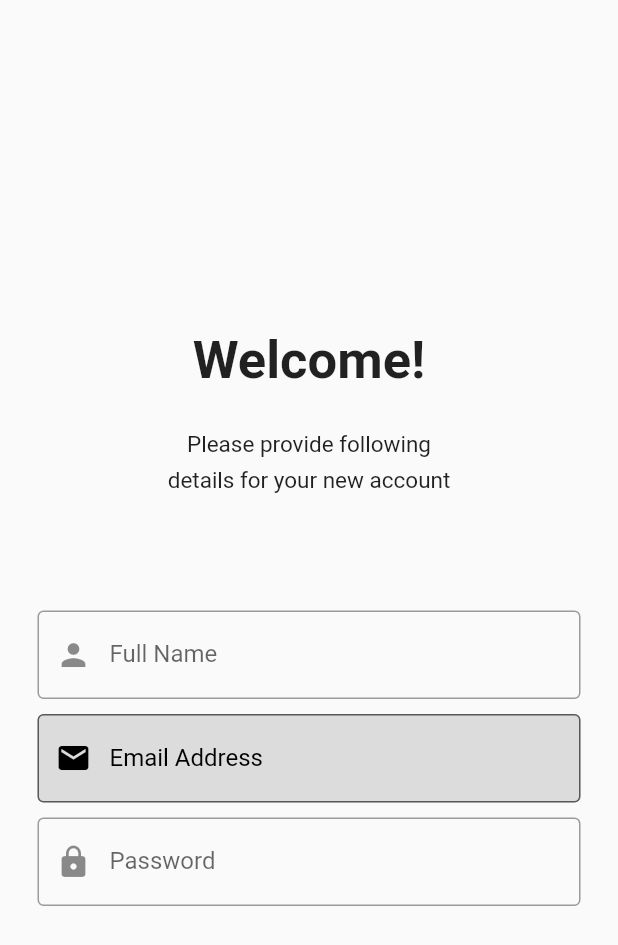
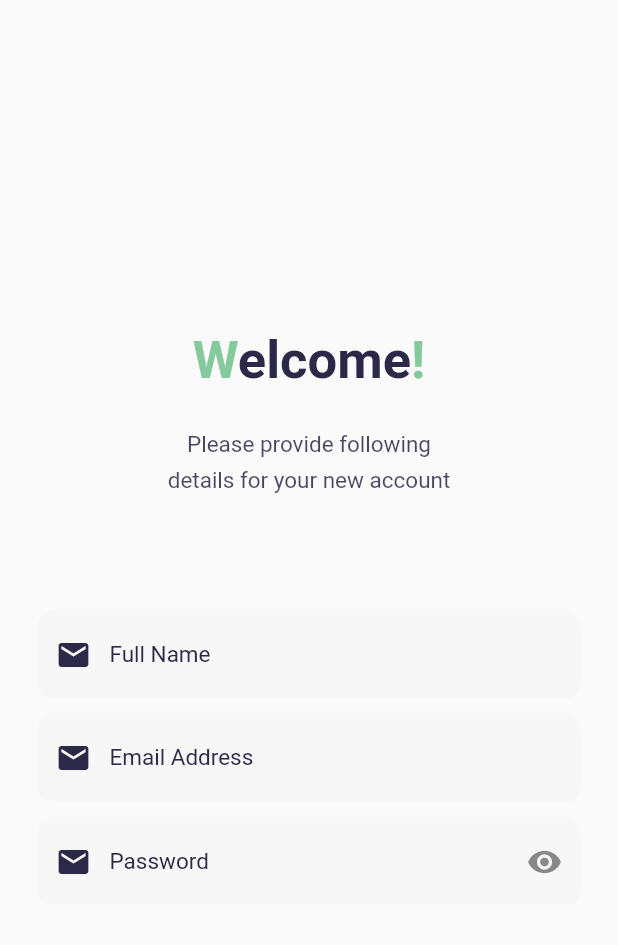
Before and after one commit to datarivers-mobile-team/accounting-app-mobile, a Flutter app: the screen it shows after launch, on a phone screen of 412 x 824 dp. Shown: the top 945 px of the screen. Run offline on Flutter 3.47's test engine with Material 2 defaults, Android fonts, the phone set to English and light mode, and no system bars.

Commit message:
[UPDATE + FIX] colors class updated + improving register page.

```diff
--- a/lib/consts.dart
+++ b/lib/consts.dart
@@ -1,6 +1,13 @@
 import 'package:flutter/material.dart';
 
-class ConstValue {
+class CustomColors {
   static const kPurple = Color(0xff9067A9);
-  static const kYellowWhite = Color(0xffFFF0D1);
+  static const kWhiteYellow = Color(0xffFFF0D1);
+  static const kLightYellow = Color(0xFFFFDCA6);
+  static const kLightGrey = Color(0xFFF7F7F7);
+  static const kGrey = Color(0xFFF8F8F8);
+  static const kDarkBlue = Color(0xFF2C2948);
+  static const kLightDarkBlue = Color(0xCC1C1939);
+
+  static const kGreen = Color(0xFF85CA9D);
 }
--- a/lib/lib/presentation/pages/auth/register.dart
+++ b/lib/lib/presentation/pages/auth/register.dart
@@ -1,8 +1,18 @@
+import 'package:accounting_app_mobile/consts.dart';
+import 'package:accounting_app_mobile/lib/presentation/widgets/input.dart';
 import 'package:flutter/material.dart';
 
-class Register extends StatelessWidget {
+class Register extends StatefulWidget {
   const Register({Key? key}) : super(key: key);
 
+  @override
+  State<Register> createState() => _RegisterState();
+}
+
+class _RegisterState extends State<Register> {
+  String fullname = '';
+  String email = '';
+  String password = '';
   @override
   Widget build(BuildContext context) {
     return Scaffold(
@@ -11,49 +21,63 @@ class Register extends StatelessWidget {
           padding: const EdgeInsets.symmetric(horizontal: 25),
           child: Column(
             mainAxisAlignment: MainAxisAlignment.center,
-            children: const <Widget>[
-              Text(
-                'Welcome!',
-                style: TextStyle(fontSize: 35, fontWeight: FontWeight.w700),
-              ),
-              SizedBox(height: 21),
-              Text(
+            children: <Widget>[
+              const Text.rich(TextSpan(
+                  style: TextStyle(fontSize: 35, fontWeight: FontWeight.w700),
+                  children: [
+                    TextSpan(
+                        text: 'W',
+                        style: TextStyle(color: CustomColors.kGreen)),
+                    TextSpan(
+                      text: 'elcome',
+                      style: TextStyle(color: CustomColors.kDarkBlue),
+                    ),
+                    TextSpan(
+                      text: '!',
+                      style: TextStyle(color: CustomColors.kGreen),
+                    ),
+                  ])),
+              const SizedBox(height: 21),
+              const Text(
                 'Please provide following\ndetails for your new account',
                 style: TextStyle(
                   height: 1.6,
                   fontSize: 15,
                   fontWeight: FontWeight.w400,
+                  color: CustomColors.kLightDarkBlue,
                 ),
                 textAlign: TextAlign.center,
               ),
-              SizedBox(height: 77),
-              TextField(
-                decoration: InputDecoration(
-                    border: OutlineInputBorder(),
-                    labelText: 'Full Name',
-                    prefixIcon: Icon(Icons.person)),
+              const SizedBox(height: 77),
+              TextInput(
+                label: 'Full Name',
+                hint: 'John Doe',
+                setValue: (value) => {
+                  setState(() {
+                    fullname = value;
+                  })
+                },
               ),
-              SizedBox(height: 10),
-              TextField(
-                decoration: InputDecoration(
-                  border: OutlineInputBorder(),
-                  labelText: 'Email Address',
-                  labelStyle: TextStyle(color: Colors.black),
-                  filled: true,
-                  fillColor: Colors.black12,
-                  prefixIcon: Icon(Icons.email, color: Colors.black),
-                ),
+              const SizedBox(height: 10),
+              TextInput(
+                label: 'Email Address',
+                hint: 'example@example.com',
+                setValue: (value) => {
+                  setState(() {
+                    email = value;
+                  })
+                },
               ),
-              SizedBox(height: 10),
-              TextField(
-                  style: TextStyle(
-                    color: Colors.black,
-                  ),
-                  obscureText: true,
-                  decoration: InputDecoration(
-                      border: OutlineInputBorder(),
-                      labelText: 'Password',
-                      prefixIcon: Icon(Icons.lock))),
+              const SizedBox(height: 10),
+              SecureTextInput(
+                label: 'Password',
+                setValue: (value) => {
+                  setState(() {
+                    password = value;
+                  })
+                },
+              )
+              // SizedBox(height: 10),
             ],
           ),
         ),
--- a/lib/lib/presentation/pages/home/splash_screen.dart
+++ b/lib/lib/presentation/pages/home/splash_screen.dart
@@ -10,9 +10,9 @@ class SplashScreen extends StatelessWidget {
       body: Stack(
         children: [
           Container(
-            decoration: BoxDecoration(
+            decoration: const BoxDecoration(
               gradient: LinearGradient(
-                  colors: [ConstValue.kPurple, ConstValue.kYellowWhite],
+                  colors: [CustomColors.kPurple, CustomColors.kWhiteYellow],
                   begin: Alignment.topCenter,
                   end: Alignment.bottomCenter),
             ),
--- /dev/null
+++ b/lib/lib/presentation/widgets/input.dart
@@ -0,0 +1,98 @@
+import 'package:flutter/material.dart';
+import 'package:accounting_app_mobile/consts.dart';
+
+class TextInput extends StatefulWidget {
+  final String label;
+  final String hint;
+  final Function setValue;
+  const TextInput({
+    Key? key,
+    required this.label,
+    required this.hint,
+    required this.setValue,
+  }) : super(key: key);
+  @override
+  State<TextInput> createState() => _TextInputState();
+}
+
+class _TextInputState extends State<TextInput> {
+  @override
+  Widget build(BuildContext context) {
+    return TextField(
+      onChanged: (value) => widget.setValue(value),
+      cursorColor: CustomColors.kLightYellow,
+      decoration: InputDecoration(
+        enabledBorder: const OutlineInputBorder(
+          borderSide: BorderSide(width: 2, color: Colors.transparent),
+          borderRadius: BorderRadius.all(Radius.circular(10)),
+        ),
+        focusedBorder: const OutlineInputBorder(
+          borderRadius: BorderRadius.all(Radius.circular(10)),
+          borderSide: BorderSide(
+            width: 2,
+            color: CustomColors.kLightYellow,
+          ),
+        ),
+        labelText: widget.label,
+        hintText: widget.hint,
+        labelStyle:
+            const TextStyle(color: CustomColors.kDarkBlue, fontSize: 15),
+        filled: true,
+        fillColor: CustomColors.kLightGrey,
+        focusColor: Colors.white,
+        prefixIcon: const Icon(Icons.email, color: CustomColors.kDarkBlue),
+      ),
+    );
+  }
+}
+
+class SecureTextInput extends StatefulWidget {
+  final String label;
+  final Function setValue;
+
+  const SecureTextInput({Key? key, required this.label, required this.setValue})
+      : super(key: key);
+
+  @override
+  State<SecureTextInput> createState() => _SecureTextInputState();
+}
+
+class _SecureTextInputState extends State<SecureTextInput> {
+  bool isHidden = true;
+
+  @override
+  Widget build(BuildContext context) {
+    return TextField(
+      onChanged: (value) => widget.setValue(value),
+      cursorColor: CustomColors.kLightYellow,
+      obscureText: isHidden,
+      decoration: InputDecoration(
+        enabledBorder: const OutlineInputBorder(
+          borderSide: BorderSide(width: 2, color: Colors.transparent),
+          borderRadius: BorderRadius.all(Radius.circular(10)),
+        ),
+        focusedBorder: const OutlineInputBorder(
+          borderRadius: BorderRadius.all(Radius.circular(10)),
+          borderSide: BorderSide(
+            width: 2,
+            color: CustomColors.kLightYellow,
+          ),
+        ),
+        labelText: widget.label,
+        labelStyle:
+            const TextStyle(color: CustomColors.kDarkBlue, fontSize: 15),
+        filled: true,
+        fillColor: CustomColors.kLightGrey,
+        prefixIcon: const Icon(Icons.email, color: CustomColors.kDarkBlue),
+        suffixIcon: IconButton(
+          icon: isHidden
+              ? const Icon(Icons.visibility)
+              : const Icon(Icons.visibility_off),
+          onPressed: () => setState(() {
+            isHidden = !isHidden;
+          }),
+        ),
+      ),
+    );
+  }
+}
```
Also changed, not shown: 2 other files.
